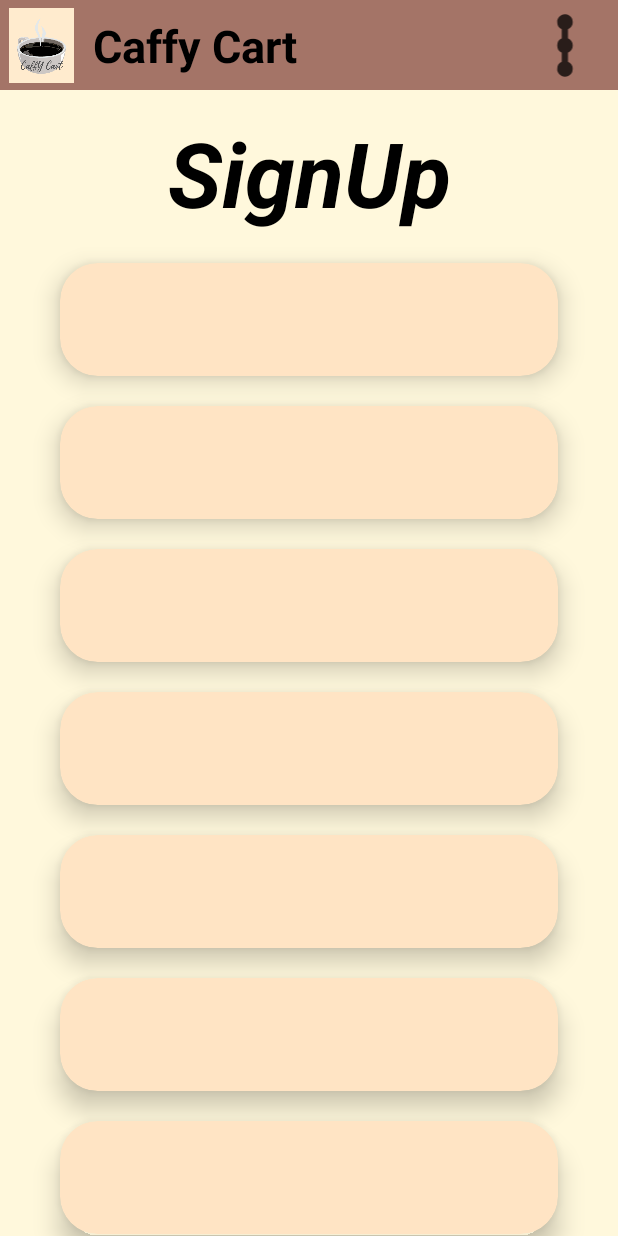
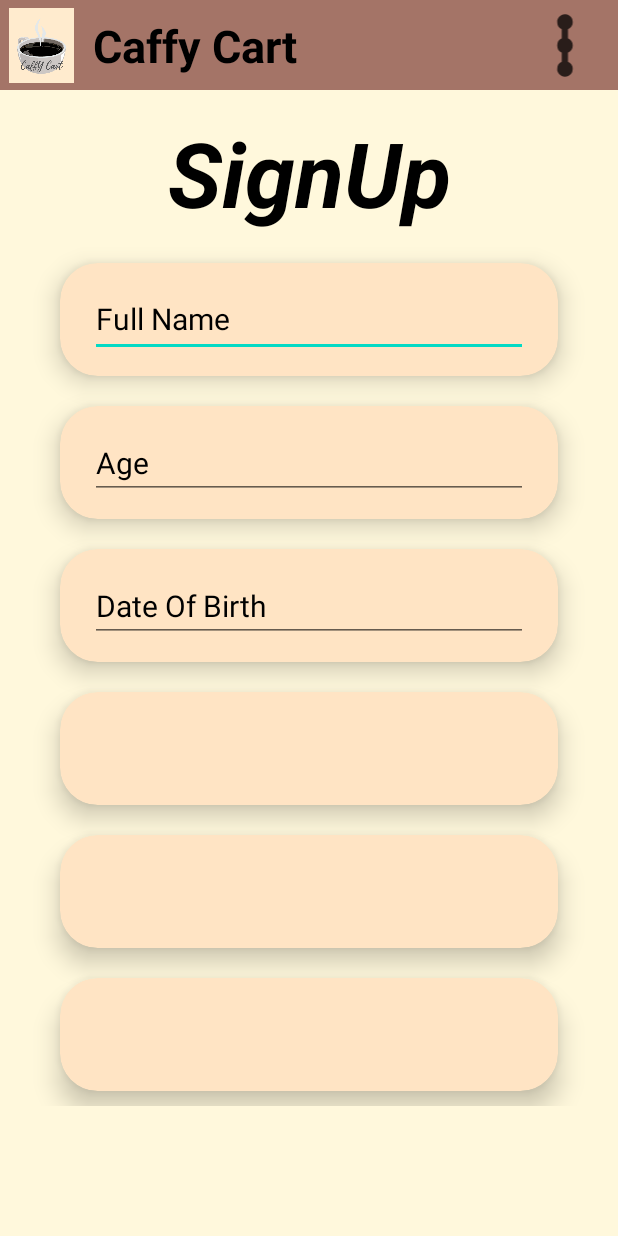
Before and after one commit to GDGCVITBHOPAL/Coffee-Shopping-App, an Android app: the screen it shows after launch (SignUpActivity), on a phone screen of 412 x 824 dp. Run offline under Robolectric (Android 15) with nearby library versions, the phone set to English and light mode, and no system bars.

Commit message:
Login UI done, signup UI started

```diff
--- a/app/src/main/res/layout/login_activity.xml
+++ b/app/src/main/res/layout/login_activity.xml
@@ -48,7 +48,7 @@
         app:layout_constraintEnd_toEndOf="parent"
         app:layout_constraintStart_toStartOf="parent"
         app:layout_constraintTop_toBottomOf="@+id/topBar"
-        app:layout_constraintVertical_bias="0.075" />
+        app:layout_constraintVertical_bias="0.05" />
 
     <androidx.cardview.widget.CardView
         android:id="@+id/cardView"
@@ -62,7 +62,7 @@
         app:layout_constraintEnd_toEndOf="parent"
         app:layout_constraintStart_toStartOf="parent"
         app:layout_constraintTop_toTopOf="parent"
-        app:layout_constraintVertical_bias="0.35">
+        app:layout_constraintVertical_bias="0.3">
 
     </androidx.cardview.widget.CardView>
 
@@ -78,7 +78,7 @@
         app:layout_constraintEnd_toEndOf="parent"
         app:layout_constraintStart_toStartOf="parent"
         app:layout_constraintTop_toTopOf="parent"
-        app:layout_constraintVertical_bias="0.52">
+        app:layout_constraintVertical_bias="0.47">
 
     </androidx.cardview.widget.CardView>
 
@@ -157,7 +157,7 @@
         app:layout_constraintEnd_toEndOf="parent"
         app:layout_constraintStart_toStartOf="parent"
         app:layout_constraintTop_toBottomOf="@+id/cardView2"
-        app:layout_constraintVertical_bias="0.2">
+        app:layout_constraintVertical_bias="0.3">
 
     </TableRow>
 
@@ -306,4 +306,21 @@
 
     </soup.neumorphism.NeumorphButton>
 
+    <TextView
+        android:id="@+id/textView4"
+        android:layout_width="150dp"
+        android:layout_height="25dp"
+        android:text="@string/forgot_password"
+        android:textSize="15sp"
+        android:textAlignment="center"
+        android:gravity="center"
+        android:textStyle="bold"
+        android:textColor="@color/black"
+        app:layout_constraintBottom_toBottomOf="parent"
+        app:layout_constraintEnd_toEndOf="parent"
+        app:layout_constraintHorizontal_bias="0.15"
+        app:layout_constraintStart_toStartOf="parent"
+        app:layout_constraintTop_toBottomOf="@+id/cardView2"
+        app:layout_constraintVertical_bias="0.025" />
+
 </androidx.constraintlayout.widget.ConstraintLayout>
--- a/app/src/main/res/layout/sign_up_activity.xml
+++ b/app/src/main/res/layout/sign_up_activity.xml
@@ -191,30 +191,97 @@
                 app:cardElevation="10dp"
                 app:cardCornerRadius="25dp"
                 android:backgroundTint="#FFE4C4"
-                app:layout_constraintBottom_toTopOf="@id/card7"
+                app:layout_constraintBottom_toBottomOf="parent"
                 app:layout_constraintEnd_toEndOf="parent"
                 app:layout_constraintStart_toStartOf="parent"
                 app:layout_constraintTop_toBottomOf="@+id/card5">
 
             </androidx.cardview.widget.CardView>
 
-            <androidx.cardview.widget.CardView
-                android:id="@+id/card7"
+            <EditText
+                android:id="@+id/editTextTextPersonName"
                 android:layout_width="match_parent"
-                android:layout_height="75dp"
-                android:layout_marginTop="10dp"
-                android:layout_marginBottom="10dp"
-                android:layout_marginLeft="40dp"
-                android:layout_marginRight="40dp"
-                app:cardElevation="10dp"
-                app:cardCornerRadius="25dp"
-                android:backgroundTint="#FFE4C4"
-                app:layout_constraintBottom_toBottomOf="parent"
-                app:layout_constraintEnd_toEndOf="parent"
-                app:layout_constraintStart_toStartOf="parent"
-                app:layout_constraintTop_toBottomOf="@+id/card6">
+                android:layout_height="50dp"
+                android:textSize="20sp"
+                android:elevation="10dp"
+                android:layout_marginLeft="60dp"
+                android:layout_marginRight="60dp"
+                android:inputType="textPersonName"
+                android:hint="@string/full_name"
+                android:textColorHint="@color/black"
+                app:layout_constraintBottom_toBottomOf="@+id/card1"
+                app:layout_constraintEnd_toEndOf="@+id/card1"
+                app:layout_constraintStart_toStartOf="@+id/card1"
+                app:layout_constraintTop_toTopOf="@+id/card1"
+                android:importantForAutofill="yes" />
 
-            </androidx.cardview.widget.CardView>
+            <EditText
+                android:id="@+id/editTextNumberSigned"
+                android:layout_width="match_parent"
+                android:layout_height="wrap_content"
+                android:inputType="numberSigned"
+                android:textSize="20sp"
+                android:elevation="10dp"
+                android:layout_marginLeft="60dp"
+                android:layout_marginRight="60dp"
+                android:hint="@string/age"
+                android:textColorHint="@color/black"
+                android:importantForAutofill="no"
+                app:layout_constraintBottom_toBottomOf="@+id/card2"
+                app:layout_constraintEnd_toEndOf="@+id/card2"
+                app:layout_constraintStart_toStartOf="@+id/card2"
+                app:layout_constraintTop_toTopOf="@+id/card2" />
+
+            <EditText
+                android:id="@+id/editTextDate"
+                android:layout_width="match_parent"
+                android:layout_height="wrap_content"
+                android:ems="10"
+                android:inputType="date"
+                android:textSize="20sp"
+                android:elevation="10dp"
+                android:layout_marginLeft="60dp"
+                android:layout_marginRight="60dp"
+                android:hint="@string/date_of_birth"
+                android:textColorHint="@color/black"
+                android:importantForAutofill="no"
+                app:layout_constraintBottom_toBottomOf="@+id/card3"
+                app:layout_constraintEnd_toEndOf="@+id/card3"
+                app:layout_constraintStart_toStartOf="@+id/card3"
+                app:layout_constraintTop_toTopOf="@+id/card3" />
+
+            <EditText
+                android:id="@+id/editTextTextEmailAddress2"
+                android:layout_width="wrap_content"
+                android:layout_height="wrap_content"
+                android:ems="10"
+                android:inputType="textEmailAddress"
+                app:layout_constraintBottom_toBottomOf="@+id/card4"
+                app:layout_constraintEnd_toEndOf="@+id/card4"
+                app:layout_constraintStart_toStartOf="@+id/card4"
+                app:layout_constraintTop_toTopOf="@+id/card4" />
+
+            <EditText
+                android:id="@+id/editTextTextPassword2"
+                android:layout_width="wrap_content"
+                android:layout_height="wrap_content"
+                android:ems="10"
+                android:inputType="textPassword"
+                app:layout_constraintBottom_toBottomOf="@+id/card5"
+                app:layout_constraintEnd_toEndOf="@+id/card5"
+                app:layout_constraintStart_toStartOf="@+id/card5"
+                app:layout_constraintTop_toTopOf="@+id/card5" />
+
+            <EditText
+                android:id="@+id/editTextPhone"
+                android:layout_width="wrap_content"
+                android:layout_height="wrap_content"
+                android:ems="10"
+                android:inputType="phone"
+                app:layout_constraintBottom_toBottomOf="@+id/card6"
+                app:layout_constraintEnd_toEndOf="@+id/card6"
+                app:layout_constraintStart_toStartOf="@+id/card6"
+                app:layout_constraintTop_toTopOf="@+id/card6" />
 
         </androidx.constraintlayout.widget.ConstraintLayout>
 
--- a/app/src/main/res/values/strings.xml
+++ b/app/src/main/res/values/strings.xml
@@ -14,4 +14,8 @@
     <string name="github_photo">GitHub Photo</string>
     <string name="login_with">Login with</string>
     <string name="not_acc">Does not have an Account? SignUp</string>
+    <string name="forgot_password"><u>Forgot Password?</u></string>
+    <string name="full_name">Full Name</string>
+    <string name="age">Age</string>
+    <string name="date_of_birth">Date Of Birth</string>
 </resources>
```
